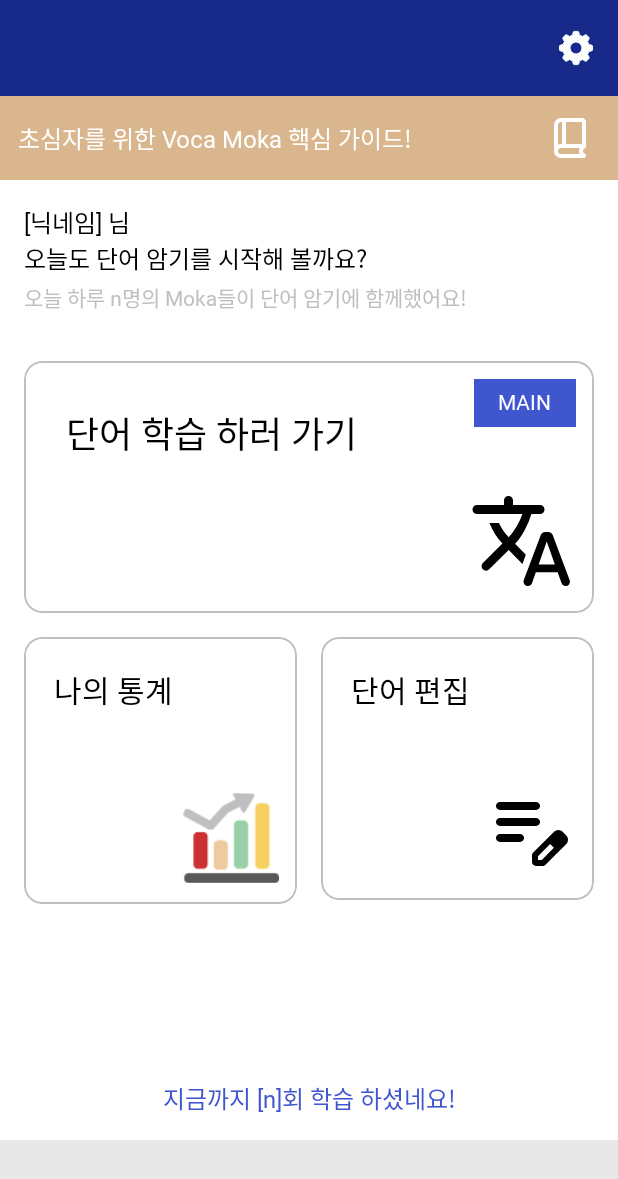
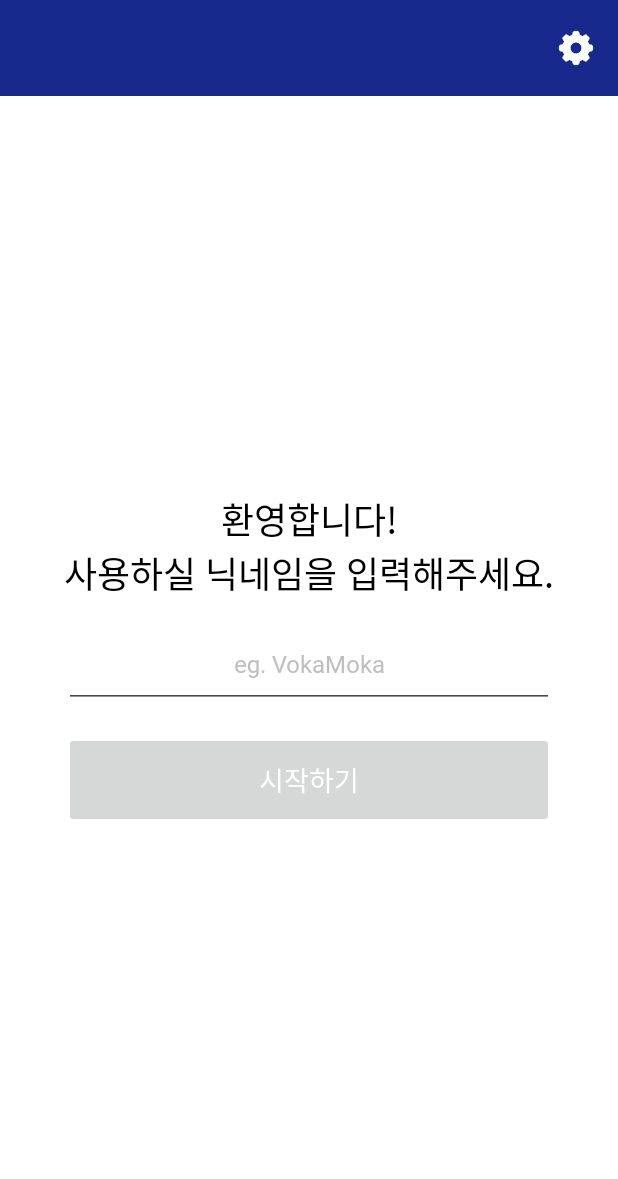
Before and after one commit to 1-Hee/VocaMoka, an Android app: the screen it shows after launch (MainActivity), on a phone screen of 412 x 824 dp. Shown: the top 1179 px of the screen. Run offline under Robolectric (Android 15) with nearby library versions, the phone set to English and light mode, and no system bars; our stand-ins replace Dagger/Hilt's generated code, Room's generated code, RxJava, data binding; 1 statement that could not run was skipped.

Commit message:
feat : Implementing a user Greet fragment and adding related routing functionality.

```diff
--- a/app/src/main/java/com/aiden/vokamoka/ui/fragment/HomeFragment.kt
+++ b/app/src/main/java/com/aiden/vokamoka/ui/fragment/HomeFragment.kt
@@ -1,5 +1,6 @@
 package com.aiden.vokamoka.ui.fragment
 
+import android.util.Log
 import android.view.View
 import androidx.fragment.app.viewModels
 import com.aiden.vokamoka.BR
@@ -14,7 +15,6 @@
 @AndroidEntryPoint
 class HomeFragment : BaseFragment<FragmentHomeBinding>(), ViewClickListener {
 
-    // private lateinit var homeViewModel: HomeViewModel
     private val homeViewModel: HomeViewModel by viewModels()
 
     override fun getDataBindingConfig(): DataBindingConfig {
@@ -31,6 +31,17 @@
     }
 
     override fun initView() {
+        homeViewModel.loadUserInfo()
+
+        homeViewModel.userInfoFlag.observe(this) { flag ->
+            if(flag){
+                // nav().navigate(R.id.welcomeFragment)
+                nav().navigate(R.id.welcomeFragment)
+                Log.d(this.javaClass.simpleName, "flag : $flag")
+            }
+        }
+
+
         // todo
         val msg1 = "[닉네임] 님\n오늘도 단어 암기를 시작해 볼까요?"
         val msg2 = "오늘 하루 n명의 Moka들이 단어 암기에 함께했어요!"
--- /dev/null
+++ b/app/src/main/java/com/aiden/vokamoka/ui/fragment/WelcomeFragment.kt
@@ -0,0 +1,61 @@
+package com.aiden.vokamoka.ui.fragment
+
+import android.text.Editable
+import android.text.TextWatcher
+import android.view.View
+import androidx.fragment.app.viewModels
+import com.aiden.vokamoka.R
+import com.aiden.vokamoka.BR
+import com.aiden.vokamoka.base.bind.DataBindingConfig
+import com.aiden.vokamoka.base.listener.ViewClickListener
+import com.aiden.vokamoka.base.ui.BaseFragment
+import com.aiden.vokamoka.databinding.FragmentWelcomeBinding
+import com.aiden.vokamoka.ui.viewmodel.WelcomeViewModel
+import dagger.hilt.android.AndroidEntryPoint
+
+@AndroidEntryPoint
+class WelcomeFragment : BaseFragment<FragmentWelcomeBinding>(), ViewClickListener {
+
+    private val TAG = this.javaClass.simpleName
+    private val welcomeViewModel: WelcomeViewModel by viewModels()
+
+    override fun getDataBindingConfig(): DataBindingConfig {
+       return DataBindingConfig(R.layout.fragment_welcome,
+           BR.vm, welcomeViewModel)
+           .addBindingParam(BR.click, this)
+    }
+
+    override fun initViewModel() { }
+
+    override fun initView() {
+        welcomeViewModel.loadUserInfo()
+
+        val watcher = object : TextWatcher {
+            override fun beforeTextChanged(s: CharSequence?, start: Int, count: Int, after: Int) {}
+            override fun onTextChanged(s: CharSequence?, start: Int, before: Int, count: Int) {
+                // 텍스트가 실시간으로 바뀔 때 (매 타이핑)
+            }
+            override fun afterTextChanged(s: Editable?) {
+                // 수정이 끝난 직후 (이곳에서 validation/format 권장)
+                val flag: Boolean = s?.toString()?.isNotEmpty() ?: false
+                welcomeViewModel.setIsNickNameValid(flag)
+            }
+        }
+
+        mBinding.etUserNickname.addTextChangedListener(watcher)
+
+    }
+
+    override fun onViewClick(view: View) {
+        when(view.id) {
+            R.id.btn_voka_start -> {
+
+
+            }
+            else -> {
+
+
+            }
+        }
+    }
+}
--- a/app/src/main/java/com/aiden/vokamoka/ui/viewmodel/CameraEditViewModel.kt
+++ b/app/src/main/java/com/aiden/vokamoka/ui/viewmodel/CameraEditViewModel.kt
@@ -26,7 +26,6 @@
     // * ---------------------------------
     // *    Setter
     // * ---------------------------------
-
     fun setIsImgReady(flag : Boolean) {
         this._isImgReady.set(flag)
     }
--- a/app/src/main/java/com/aiden/vokamoka/ui/viewmodel/HomeViewModel.kt
+++ b/app/src/main/java/com/aiden/vokamoka/ui/viewmodel/HomeViewModel.kt
@@ -1,12 +1,25 @@
 package com.aiden.vokamoka.ui.viewmodel
 
+import android.util.Log
 import androidx.databinding.ObservableField
+import androidx.lifecycle.LiveData
+import androidx.lifecycle.MutableLiveData
 import androidx.lifecycle.ViewModel
+import androidx.lifecycle.viewModelScope
+import com.aiden.vokamoka.data.model.UserInfo
+import com.aiden.vokamoka.data.repository.UserInfoRepository
 import dagger.hilt.android.lifecycle.HiltViewModel
 import jakarta.inject.Inject
+import kotlinx.coroutines.Dispatchers
+import kotlinx.coroutines.launch
+import kotlinx.coroutines.withContext
 
 @HiltViewModel
-class HomeViewModel @Inject constructor() : ViewModel() {
+class HomeViewModel @Inject constructor(
+    private val userInfoRepo:UserInfoRepository
+) : ViewModel() {
+
+    private val TAG = this.javaClass.simpleName
 
     // * ---------------------------
     // *   ViewModel Variables
@@ -15,6 +28,8 @@
     private val _userGreetMessage2: ObservableField<String> = ObservableField("")
     private val _userPlayCountMsg: ObservableField<String> = ObservableField("")
 
+    private val _userInfoFlag: MutableLiveData<Boolean> = MutableLiveData()
+
 
     // * ---------------------------
     // *    ViewModel Getter
@@ -22,6 +37,8 @@
     val userGreetMessage1: ObservableField<String> get() = _userGreetMessage1
     val userGreetMessage2: ObservableField<String> get() = _userGreetMessage2
     val userPlayCountMsg: ObservableField<String> get() = _userPlayCountMsg
+
+    val userInfoFlag: LiveData<Boolean> get() = _userInfoFlag
 
 
     // * ---------------------------
@@ -39,4 +56,22 @@
         this._userPlayCountMsg.set(msg)
     }
 
+    fun setUserInfoFlag(flag : Boolean){
+        this._userInfoFlag.postValue(flag)
+    }
+
+    fun loadUserInfo() {
+        viewModelScope.launch(Dispatchers.IO) {
+            val userInfoList:List<UserInfo> = userInfoRepo.readEntityList()
+            userInfoList.forEach { info ->
+                Log.d(TAG, "USER_INFO : $info")
+            }
+            val routeFlag: Boolean = userInfoList.isEmpty()
+            withContext(Dispatchers.Main){
+                setUserInfoFlag(routeFlag)
+            }
+
+        }
+    }
+
 }
--- /dev/null
+++ b/app/src/main/java/com/aiden/vokamoka/ui/viewmodel/WelcomeViewModel.kt
@@ -0,0 +1,61 @@
+package com.aiden.vokamoka.ui.viewmodel
+
+import android.util.Log
+import androidx.databinding.ObservableField
+import androidx.lifecycle.ViewModel
+import androidx.lifecycle.viewModelScope
+import com.aiden.vokamoka.data.model.UserInfo
+import com.aiden.vokamoka.data.repository.UserInfoRepository
+import dagger.hilt.android.lifecycle.HiltViewModel
+import jakarta.inject.Inject
+import kotlinx.coroutines.Dispatchers
+import kotlinx.coroutines.launch
+import kotlinx.coroutines.withContext
+import kotlin.collections.forEach
+
+@HiltViewModel
+class WelcomeViewModel @Inject constructor(
+    private val userInfoRepo:UserInfoRepository
+) : ViewModel() {
+
+    private val TAG = this.javaClass.simpleName
+
+    // * ---------------------------------
+    // *    Variables
+    // * ---------------------------------
+    private val _isUserRegistered: ObservableField<Boolean> = ObservableField()
+    private val _isNickNameValid: ObservableField<Boolean> = ObservableField(false)
+
+    // * ---------------------------------
+    // *    Getter
+    // * ---------------------------------
+    val isUserRegistered: ObservableField<Boolean> get() = _isUserRegistered
+    val isNickNameValid: ObservableField<Boolean> get() = _isNickNameValid
+
+    // * ---------------------------------
+    // *    Setter
+    // * ---------------------------------
+    fun setIsUserRegistered(flag : Boolean) {
+        this._isUserRegistered.set(flag)
+    }
+
+    fun setIsNickNameValid(flag : Boolean){
+        this._isNickNameValid.set(flag)
+    }
+
+
+    fun loadUserInfo() {
+        viewModelScope.launch(Dispatchers.IO) {
+            val userInfoList:List<UserInfo> = userInfoRepo.readEntityList()
+            userInfoList.forEach { info ->
+                Log.d(TAG, "USER_INFO : $info")
+            }
+            val flag: Boolean = userInfoList.isNotEmpty()
+            withContext(Dispatchers.Main){
+                setIsUserRegistered(flag)
+            }
+
+        }
+    }
+
+}
--- /dev/null
+++ b/app/src/main/res/layout/fragment_welcome.xml
@@ -0,0 +1,84 @@
+<?xml version="1.0" encoding="utf-8"?>
+<layout
+    xmlns:android="http://schemas.android.com/apk/res/android"
+    xmlns:tools="http://schemas.android.com/tools"
+    xmlns:app="http://schemas.android.com/apk/res-auto"
+    xmlns:bind="http://schemas.android.com/tools"
+    >
+    <data>
+        <variable
+            name="vm"
+            type="com.aiden.vokamoka.ui.viewmodel.WelcomeViewModel"
+            />
+        <variable
+            name="click"
+            type="com.aiden.vokamoka.base.listener.ViewClickListener"
+            />
+    </data>
+
+    <androidx.constraintlayout.widget.ConstraintLayout
+        android:id="@+id/cl_welcome_view"
+        android:layout_width="match_parent"
+        android:layout_height="match_parent"
+        >
+
+        <androidx.constraintlayout.widget.Guideline
+            android:id="@+id/gl_horizontal"
+            android:layout_width="0dp"
+            android:layout_height="0dp"
+            android:orientation="horizontal"
+            app:layout_constraintTop_toTopOf="parent"
+            app:layout_constraintBottom_toBottomOf="parent"
+            app:layout_constraintGuide_percent="0.5"
+            />
+
+        <androidx.appcompat.widget.AppCompatTextView
+            android:id="@+id/tv_welcome"
+            android:layout_width="wrap_content"
+            android:layout_height="wrap_content"
+            style="@style/baseTextStyle"
+            android:textColor="@color/black"
+            android:textAlignment="center"
+            android:textSize="24sp"
+            android:text="@string/tv_welcome"
+            app:layout_constraintStart_toStartOf="parent"
+            app:layout_constraintEnd_toEndOf="parent"
+            app:layout_constraintBottom_toTopOf="@id/et_user_nickname"
+            android:layout_marginBottom="16dp"
+            />
+
+        <androidx.appcompat.widget.AppCompatEditText
+            android:id="@+id/et_user_nickname"
+            android:layout_width="0dp"
+            android:layout_height="56dp"
+            app:layout_constraintStart_toStartOf="@id/tv_welcome"
+            app:layout_constraintEnd_toEndOf="@id/tv_welcome"
+            app:layout_constraintTop_toTopOf="@id/gl_horizontal"
+            app:layout_constraintBottom_toBottomOf="@id/gl_horizontal"
+            style="@style/lightTextStyle"
+            android:textSize="16sp"
+            android:textColor="@color/black"
+            android:textColorHint="@color/mono300"
+            android:hint="@string/hint_user_nickname"
+            android:textAlignment="center"
+            />
+
+        <androidx.appcompat.widget.AppCompatButton
+            android:id="@+id/btn_voka_start"
+            android:layout_width="0dp"
+            android:layout_height="64dp"
+            app:layout_constraintTop_toBottomOf="@id/et_user_nickname"
+            app:layout_constraintStart_toStartOf="@id/et_user_nickname"
+            app:layout_constraintEnd_toEndOf="@id/et_user_nickname"
+            android:layout_marginTop="16dp"
+            style="@style/baseTextStyle"
+            android:text="@string/btn_voka_start"
+            android:textColor="@color/white"
+            android:textSize="18sp"
+            android:backgroundTint="@{vm.isNickNameValid ? @color/blue_500 : @color/mono300 }"
+            tools:backgroundTint="@color/blue_500"
+            android:onClick="@{(v)->click.onViewClick(v)}"
+            android:enabled="@{vm.isNickNameValid}"
+            />
+    </androidx.constraintlayout.widget.ConstraintLayout>
+</layout>
--- a/app/src/main/res/navigation/navigation_main.xml
+++ b/app/src/main/res/navigation/navigation_main.xml
@@ -5,6 +5,11 @@
     app:startDestination="@id/homeFragment"
     >
 
+    <fragment
+        android:id="@+id/welcomeFragment"
+        android:name="com.aiden.vokamoka.ui.fragment.WelcomeFragment"
+        android:label="welcomeFragment"
+        />
 
     <fragment
         android:id="@+id/homeFragment"
--- a/app/src/main/res/values/strings.xml
+++ b/app/src/main/res/values/strings.xml
@@ -24,6 +24,9 @@
     <string name="tv_camera_edit_guide">카메라 촬영을 통해 데이터를 불러옵니다.</string>
     <string name="btn_load_image_close">취소</string>
     <string name="btn_load_image_save">저장하기</string>
+    <string name="tv_welcome">환영합니다!\n사용하실 닉네임을 입력해주세요.</string>
+    <string name="hint_user_nickname">eg. VokaMoka</string>
+    <string name="btn_voka_start">시작하기</string>
 
     <!-- 사용자 권한 -->
     <array name="arr_user_permission">
```
